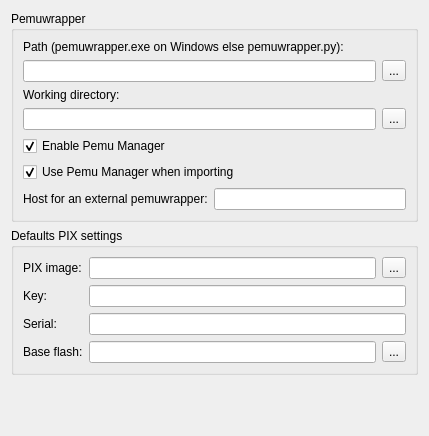
Before: the Qt Designer form src/GNS3/Ui/ConfigurationPages/Form_PreferencesPemu.ui in GNS3/gns3-legacy, drawn with Qt 5.
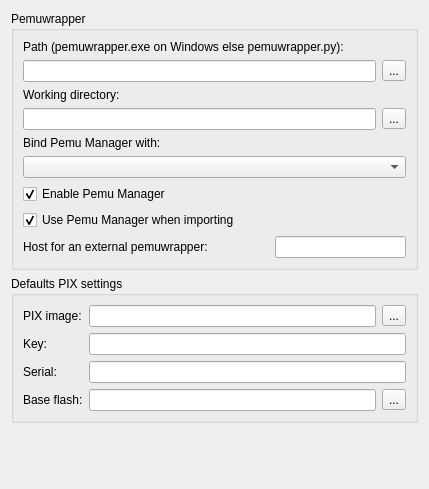
After: the same form once the commit is applied.

```diff
--- a/src/GNS3/Ui/ConfigurationPages/Form_PreferencesPemu.ui
+++ b/src/GNS3/Ui/ConfigurationPages/Form_PreferencesPemu.ui
@@ -6,7 +6,7 @@
     <x>0</x>
     <y>0</y>
     <width>425</width>
-    <height>436</height>
+    <height>489</height>
    </rect>
   </property>
   <property name="windowTitle" >
@@ -19,17 +19,17 @@
       <string>Pemuwrapper</string>
      </property>
      <layout class="QGridLayout" >
-      <item row="0" column="0" colspan="3" >
+      <item row="0" column="0" colspan="4" >
        <widget class="QLabel" name="label_3" >
         <property name="text" >
          <string>Path (pemuwrapper.exe on Windows else pemuwrapper.py):</string>
         </property>
        </widget>
       </item>
-      <item row="1" column="0" colspan="2" >
+      <item row="1" column="0" colspan="3" >
        <widget class="QLineEdit" name="lineEditPemuwrapperPath" />
       </item>
-      <item row="1" column="2" >
+      <item row="1" column="3" >
        <widget class="QToolButton" name="PemuwrapperPath_browser" >
         <property name="text" >
          <string>...</string>
@@ -39,24 +39,38 @@
         </property>
        </widget>
       </item>
-      <item row="2" column="0" colspan="2" >
+      <item row="2" column="0" colspan="3" >
        <widget class="QLabel" name="label_2" >
         <property name="text" >
          <string>Working directory:</string>
         </property>
        </widget>
       </item>
-      <item row="3" column="0" colspan="2" >
+      <item row="3" column="0" colspan="3" >
        <widget class="QLineEdit" name="lineEditPemuwrapperWorkdir" />
       </item>
-      <item row="3" column="2" >
+      <item row="3" column="3" >
        <widget class="QToolButton" name="PemuwrapperWorkdir_browser" >
         <property name="text" >
          <string>...</string>
         </property>
        </widget>
       </item>
-      <item row="4" column="0" colspan="3" >
+      <item row="4" column="0" >
+       <widget class="QLabel" name="label_6" >
+        <property name="text" >
+         <string>Bind Pemu Manager with:</string>
+        </property>
+       </widget>
+      </item>
+      <item row="5" column="0" colspan="4" >
+       <widget class="QComboBox" name="comboBoxBinding" >
+        <property name="sizeAdjustPolicy" >
+         <enum>QComboBox::AdjustToMinimumContentsLength</enum>
+        </property>
+       </widget>
+      </item>
+      <item row="6" column="0" colspan="4" >
        <widget class="QCheckBox" name="checkBoxEnablePemuManager" >
         <property name="text" >
          <string>Enable Pemu Manager</string>
@@ -66,7 +80,7 @@
         </property>
        </widget>
       </item>
-      <item row="5" column="0" colspan="3" >
+      <item row="7" column="0" colspan="4" >
        <widget class="QCheckBox" name="checkBoxPemuManagerImport" >
         <property name="text" >
          <string>Use Pemu Manager when importing</string>
@@ -76,7 +90,7 @@
         </property>
        </widget>
       </item>
-      <item row="6" column="0" >
+      <item row="8" column="0" colspan="2" >
        <widget class="QLabel" name="label_5" >
         <property name="enabled" >
          <bool>true</bool>
@@ -86,7 +100,7 @@
         </property>
        </widget>
       </item>
-      <item row="6" column="1" colspan="2" >
+      <item row="8" column="2" colspan="2" >
        <widget class="QLineEdit" name="lineEditHostExternalPemu" />
       </item>
      </layout>
```
